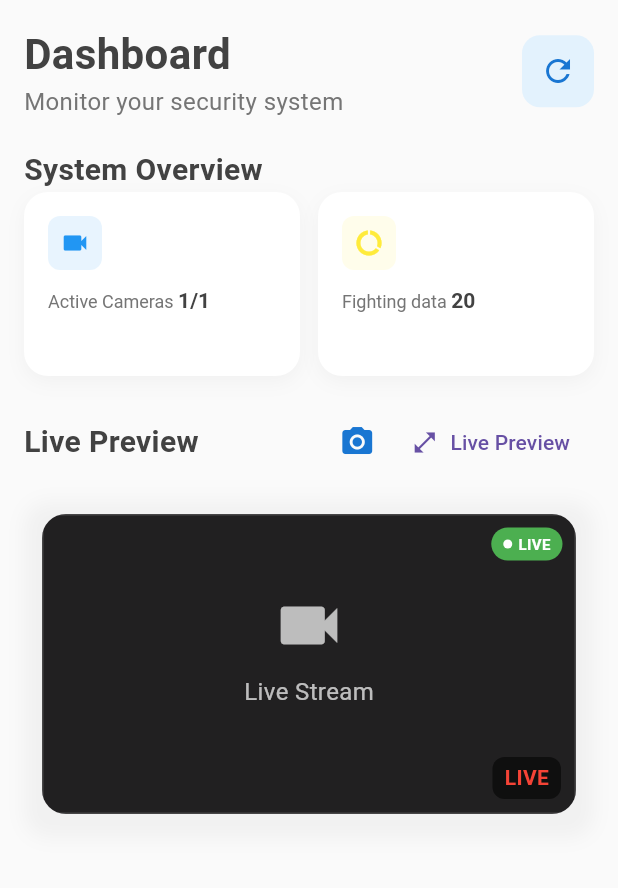
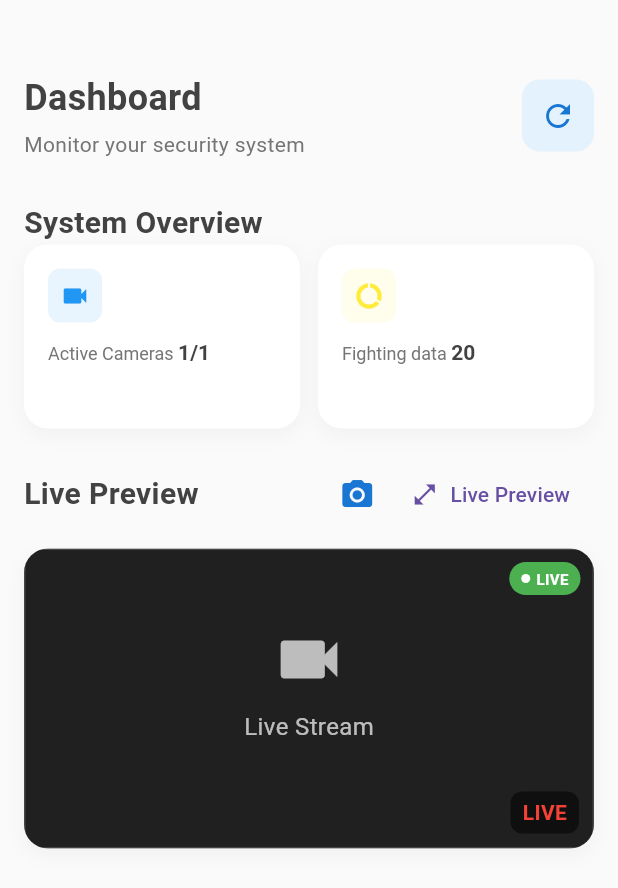
Before and after one commit to arallel/projekknu, a Flutter app: the screen it shows after launch, on a phone screen of 412 x 824 dp. Shown: the top 888 px of the screen. Run offline on Flutter 3.47's test engine with Material 3 defaults, Android fonts, the phone set to English and light mode, and no system bars; our stand-ins replace camera, get, image_picker; missing offline and left inert: flutter_vlc_player, mjpeg_view; network calls fail.

Commit message:
optimize ui

```diff
--- a/lib/controller/dashboard_controller.dart
+++ b/lib/controller/dashboard_controller.dart
@@ -102,7 +102,7 @@ class DashboardController extends GetxController {
     ];
   }
 
-  void refreshData() {
+  Future<void> refreshData() async {
     loadDashboardData();
     Get.snackbar(
       'Refreshed',
--- a/lib/page/dashboard_page.dart
+++ b/lib/page/dashboard_page.dart
@@ -1,11 +1,7 @@
-// pages/dashboard_page.dart
 import 'package:flutter/material.dart';
 import 'package:get/get.dart';
-import 'package:mjpeg_view/mjpeg_view.dart';
-import 'package:projekknu/routes/apiendpoint.dart';
 import '../controller/dashboard_controller.dart';
 import '../routes/route_names.dart';
-import 'package:camera/camera.dart';
 import '../widget/LiveCameraWidget.dart';
 
 class DashboardPage extends StatelessWidget {
@@ -13,28 +9,34 @@ class DashboardPage extends StatelessWidget {
 
   @override
   Widget build(BuildContext context) {
+    final screenWidth = MediaQuery.of(context).size.width;
+
     return Scaffold(
       backgroundColor: Colors.grey[50],
       body: Obx(
         () =>
             controller.isLoading.value
-                ? Center(child: CircularProgressIndicator())
+                ? const Center(child: CircularProgressIndicator())
                 : RefreshIndicator(
                   onRefresh: () async => controller.refreshData(),
                   child: SingleChildScrollView(
-                    physics: AlwaysScrollableScrollPhysics(),
-                    padding: EdgeInsets.all(16),
+                    physics: const AlwaysScrollableScrollPhysics(),
+                    padding: EdgeInsets.symmetric(
+                      horizontal:
+                          screenWidth < 600 ? 16 : 32, // padding adaptif
+                      vertical: 16,
+                    ),
                     child: Column(
                       crossAxisAlignment: CrossAxisAlignment.start,
                       children: [
-                        _buildHeader(),
-                        SizedBox(height: 20),
-                        _buildQuickStats(),
-                        SizedBox(height: 20),
-                        _buildLivePreview(),
-                        SizedBox(height: 20),
+                        _buildHeader(screenWidth),
+                        const SizedBox(height: 20),
+                        _buildQuickStats(screenWidth),
+                        const SizedBox(height: 20),
+                        _buildLivePreview(screenWidth),
+                        const SizedBox(height: 20),
                         _buildRecentActivities(),
-                        SizedBox(height: 100), // Bottom padding for navigation
+                        const SizedBox(height: 100), // bottom padding
                       ],
                     ),
                   ),
@@ -43,26 +45,37 @@ class DashboardPage extends StatelessWidget {
     );
   }
 
-  Widget _buildHeader() {
-    return Row(
+  Widget _buildHeader(double screenWidth) {
+    return Padding(
+      padding: EdgeInsets.only(
+        top: screenWidth < 600 ? 32 : 64, // jarak header lebih lega
+        bottom: 8,
+      ),
+      child: Row(
         mainAxisAlignment: MainAxisAlignment.spaceBetween,
         children: [
-        Column(
+          Flexible(
+            child: Column(
               crossAxisAlignment: CrossAxisAlignment.start,
               children: [
                 Text(
                   'Dashboard',
                   style: TextStyle(
-                fontSize: 28,
+                    fontSize: screenWidth < 600 ? 24 : 28,
                     fontWeight: FontWeight.bold,
                     color: Colors.grey[800],
                   ),
                 ),
+                const SizedBox(height: 4),
                 Text(
                   'Monitor your security system',
-              style: TextStyle(fontSize: 16, color: Colors.grey[600]),
+                  style: TextStyle(
+                    fontSize: screenWidth < 600 ? 14 : 16,
+                    color: Colors.grey[600],
+                  ),
                 ),
               ],
+            ),
           ),
           Container(
             decoration: BoxDecoration(
@@ -75,10 +88,18 @@ class DashboardPage extends StatelessWidget {
             ),
           ),
         ],
+      ),
     );
   }
 
-  Widget _buildQuickStats() {
+  Widget _buildQuickStats(double screenWidth) {
+    int crossAxisCount = 2;
+    if (screenWidth >= 900) {
+      crossAxisCount = 4;
+    } else if (screenWidth >= 600) {
+      crossAxisCount = 3;
+    }
+
     return Column(
       crossAxisAlignment: CrossAxisAlignment.start,
       children: [
@@ -93,9 +114,9 @@ class DashboardPage extends StatelessWidget {
         Obx(
           () => GridView.builder(
             shrinkWrap: true,
-            physics: NeverScrollableScrollPhysics(),
+            physics: const NeverScrollableScrollPhysics(),
             gridDelegate: SliverGridDelegateWithFixedCrossAxisCount(
-              crossAxisCount: 2,
+              crossAxisCount: crossAxisCount,
               childAspectRatio: 1.5,
               crossAxisSpacing: 12,
               mainAxisSpacing: 12,
@@ -105,6 +126,94 @@ class DashboardPage extends StatelessWidget {
               final stat = controller.systemStats[index];
               return _buildStatCard(stat);
             },
+          ),
+        ),
+      ],
+    );
+  }
+
+  Widget _buildLivePreview(double screenWidth) {
+    return Column(
+      crossAxisAlignment: CrossAxisAlignment.start,
+      children: [
+        Row(
+          mainAxisAlignment: MainAxisAlignment.spaceBetween,
+          children: [
+            Text(
+              'Live Preview',
+              style: TextStyle(
+                fontSize: 20,
+                fontWeight: FontWeight.bold,
+                color: Colors.grey[800],
+              ),
+            ),
+            Row(
+              children: [
+                IconButton(
+                  tooltip: "Capture Snapshot",
+                  icon: Icon(Icons.camera_alt, color: Colors.blue[700]),
+                  onPressed: () async {
+                    Get.toNamed(RouteNames.capturePage);
+                  },
+                ),
+                TextButton.icon(
+                  onPressed: () => Get.toNamed(RouteNames.livePreview),
+                  icon: const Icon(Icons.open_in_full, size: 18),
+                  label: const Text('Live Preview'),
+                ),
+              ],
+            ),
+          ],
+        ),
+        const SizedBox(height: 12),
+        Container(
+          width: double.infinity,
+          constraints: BoxConstraints(
+            maxWidth: screenWidth < 600 ? double.infinity : 500,
+          ),
+          decoration: BoxDecoration(
+            borderRadius: BorderRadius.circular(16),
+            boxShadow: [
+              BoxShadow(
+                color: Colors.grey.withOpacity(0.1),
+                blurRadius: 10,
+                offset: const Offset(0, 4),
+              ),
+            ],
+          ),
+          child: ClipRRect(
+            borderRadius: BorderRadius.circular(16),
+            child: Card(
+              elevation: 8,
+              shadowColor: Colors.black26,
+              margin: EdgeInsets.zero,
+              child: Stack(
+                children: [
+                  LiveCameraWidget(streamUrl: ""),
+                  Positioned(
+                    bottom: 10,
+                    right: 10,
+                    child: Container(
+                      padding: const EdgeInsets.symmetric(
+                        horizontal: 8,
+                        vertical: 4,
+                      ),
+                      decoration: BoxDecoration(
+                        color: Colors.black54,
+                        borderRadius: BorderRadius.circular(8),
+                      ),
+                      child: const Text(
+                        "LIVE",
+                        style: TextStyle(
+                          color: Colors.red,
+                          fontWeight: FontWeight.bold,
+                        ),
+                      ),
+                    ),
+                  ),
+                ],
+              ),
+            ),
           ),
         ),
       ],
@@ -167,125 +276,6 @@ class DashboardPage extends StatelessWidget {
           SizedBox(height: 8),
         ],
       ),
-    );
-  }
-
-  Widget _buildLivePreview() {
-    return Column(
-      crossAxisAlignment: CrossAxisAlignment.start,
-      children: [
-        Row(
-          mainAxisAlignment: MainAxisAlignment.spaceBetween,
-          children: [
-            Text(
-              'Live Preview',
-              style: TextStyle(
-                fontSize: 20,
-                fontWeight: FontWeight.bold,
-                color: Colors.grey[800],
-              ),
-            ),
-            Row(
-              children: [
-                IconButton(
-                  tooltip: "Capture Snapshot",
-                  icon: Icon(Icons.camera_alt, color: Colors.blue[700]),
-                  onPressed: () async {
-                    Get.toNamed(RouteNames.capturePage);
-                  },
-                ),
-                TextButton.icon(
-                  onPressed: () => Get.toNamed(RouteNames.livePreview),
-                  icon: Icon(Icons.open_in_full, size: 18),
-                  label: Text('Live Preview'),
-                ),
-              ],
-            ),
-          ],
-        ),
-        SizedBox(height: 12),
-        Container(
-          decoration: BoxDecoration(
-            borderRadius: BorderRadius.circular(16),
-            boxShadow: [
-              BoxShadow(
-                color: Colors.grey.withOpacity(0.1),
-                spreadRadius: 0,
-                blurRadius: 10,
-                offset: Offset(0, 4),
-              ),
-            ],
-          ),
-          child: Container(
-            padding: const EdgeInsets.all(12),
-            constraints: const BoxConstraints(maxWidth: 500),
-            child: ClipRRect(
-              borderRadius: BorderRadius.circular(16),
-              child: Card(
-                elevation: 8,
-                shadowColor: Colors.black26,
-                margin: EdgeInsets.zero,
-                child: Stack(
-                  children: [
-                    // Live stream
-                    // MjpegView(
-                    //   uri: ApiEndpoints.livepreview,
-                    //   timeout: const Duration(seconds: 60),
-                    //   loadingWidget:
-                    //       (context) => const Center(
-                    //         child: CircularProgressIndicator(
-                    //           color: Colors.blueAccent,
-                    //         ),
-                    //       ),
-                    //   errorWidget:
-                    //       (context) => const Center(
-                    //         child: Column(
-                    //           mainAxisAlignment: MainAxisAlignment.center,
-                    //           children: [
-                    //             Icon(
-                    //               Icons.error_outline,
-                    //               color: Colors.redAccent,
-                    //               size: 48,
-                    //             ),
-                    //             SizedBox(height: 8),
-                    //             Text(
-                    //               "Gagal memuat stream",
-                    //               style: TextStyle(color: Colors.redAccent),
-                    //             ),
-                    //           ],
-                    //         ),
-                    //       ),
-                    // ),
-                    LiveCameraWidget(streamUrl: ""),
-                    // Overlay label "LIVE"
-                    Positioned(
-                      bottom: 10,
-                      right: 10,
-                      child: Container(
-                        padding: const EdgeInsets.symmetric(
-                          horizontal: 8,
-                          vertical: 4,
-                        ),
-                        decoration: BoxDecoration(
-                          color: Colors.black54,
-                          borderRadius: BorderRadius.circular(8),
-                        ),
-                        child: const Text(
-                          "LIVE",
-                          style: TextStyle(
-                            color: Colors.red,
-                            fontWeight: FontWeight.bold,
-                          ),
-                        ),
-                      ),
-                    ),
-                  ],
-                ),
-              ),
-            ),
-          ),
-        ),
-      ],
     );
   }
 
```
Lines whose indentation alone changed are shown as unchanged.
